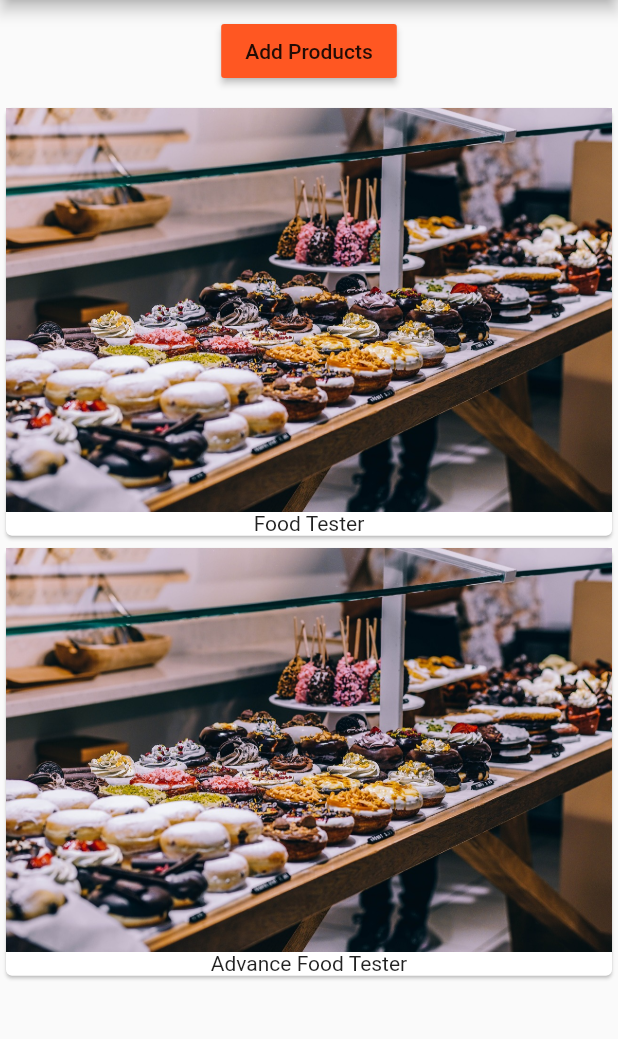
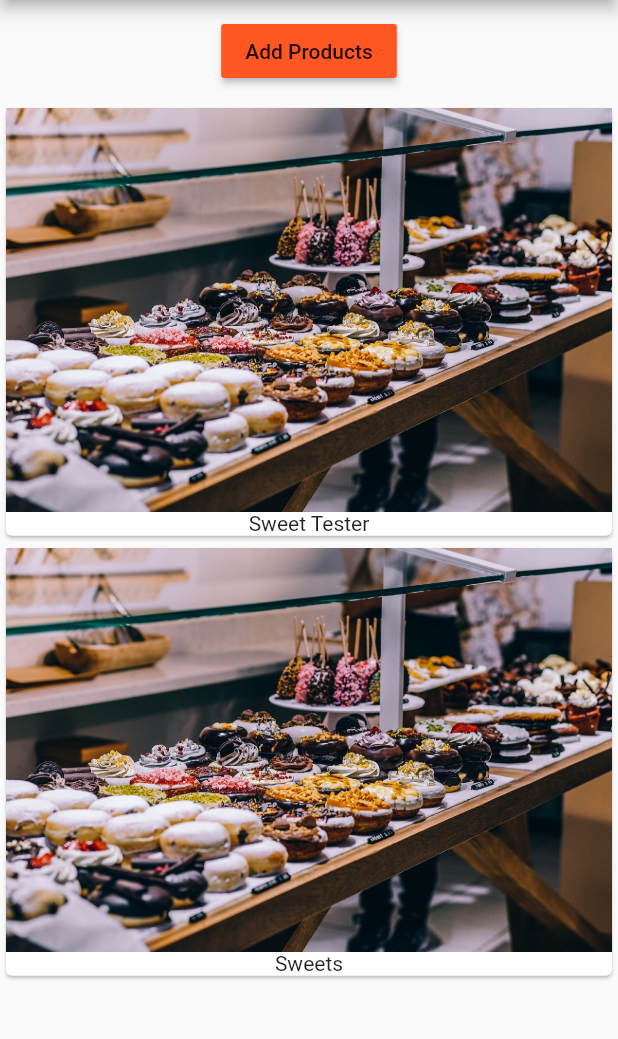
Before and after one commit to peterchege/flutter-app, a Flutter app: the screen it shows after launch, after a tap on "Add Products", on a phone screen of 412 x 824 dp, the part 84-1123 px from its top. Run offline on Flutter 3.47's test engine with Material 2 defaults, Android fonts, the phone set to English and light mode, and no system bars.

```diff
--- a/lib/main.dart
+++ b/lib/main.dart
@@ -15,7 +15,7 @@ class MyApp extends StatelessWidget {
         appBar: AppBar(
           title: Text('EasyList'),
         ),
-        body: ProductManager('Food Tester'),
+        body: ProductManager(),
       ),
     );
   }
--- /dev/null
+++ b/lib/product_control.dart
@@ -0,0 +1,18 @@
+import 'package:flutter/material.dart';
+
+class ProductControl extends StatelessWidget{
+  final Function addProduct;
+
+  ProductControl(this.addProduct);
+
+  @override
+  Widget build(BuildContext context) {
+    return RaisedButton(
+            color: Theme.of(context).primaryColor,
+            onPressed: () {
+              addProduct('Sweets');
+            },
+            child: Text('Add Products'),
+          );
+  }
+}
--- a/lib/product_manager.dart
+++ b/lib/product_manager.dart
@@ -1,11 +1,12 @@
 import 'package:flutter/material.dart';
 
 import './products.dart';
+import './product_control.dart';
 
 class ProductManager extends StatefulWidget {
   final String startingProduct;
 
-  ProductManager(this.startingProduct);
+  ProductManager({this.startingProduct = "Sweet Tester"});
 
   @override
   State<StatefulWidget> createState() {
@@ -22,21 +23,19 @@ class _ProductManagerState extends State<ProductManager> {
     super.initState();
   }
 
+  void _addProduct(String product){
+    setState(() {
+                _products.add(product);
+              });
+  }
+
   @override
   Widget build(BuildContext context) {
     return Column(
       children: [
         Container(
           margin: EdgeInsets.all(10.0),
-          child: RaisedButton(
-            color: Theme.of(context).primaryColor,
-            onPressed: () {
-              setState(() {
-                _products.add('Advance Food Tester');
-              });
-            },
-            child: Text('Add Products'),
-          ),
+          child: ProductControl(_addProduct),
         ),
         Products(_products)
       ],
--- a/lib/products.dart
+++ b/lib/products.dart
@@ -3,7 +3,7 @@ import 'package:flutter/material.dart';
 class Products extends StatelessWidget {
   final List<String> products;
 
-  Products(this.products);
+  Products([this.products= const[]]);
 
   @override
   Widget build(BuildContext context) {
```
